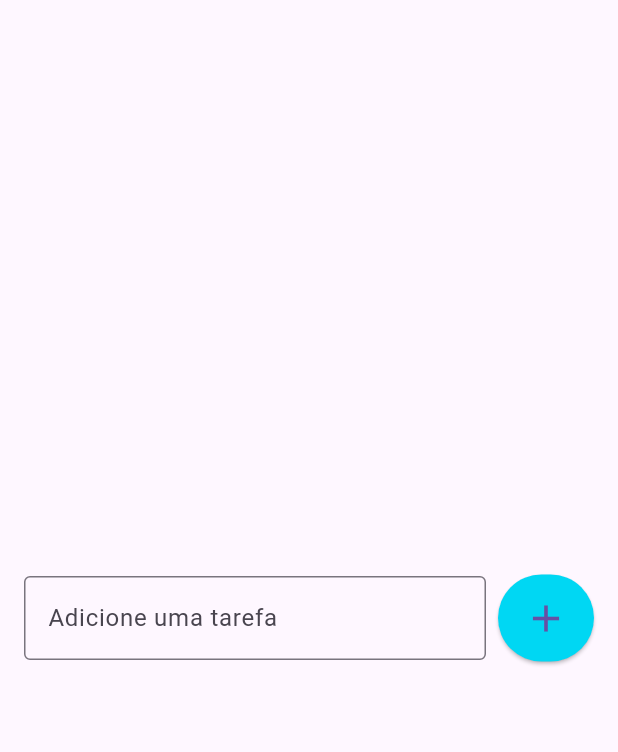
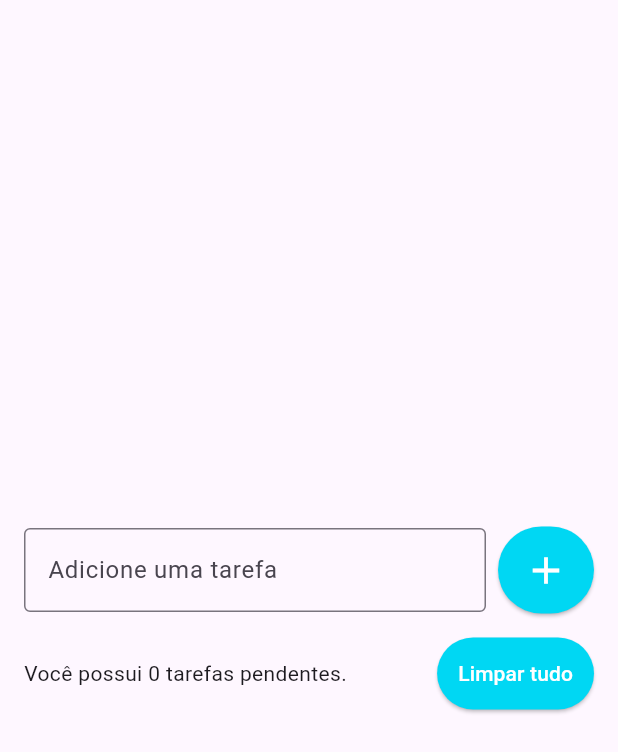
Before and after one commit to niltinfilho/curso-flutter-startto, a Flutter app: the screen it shows after launch, on a phone screen of 412 x 824 dp. Shown: the top 752 px of the screen. Run offline on Flutter 3.47's test engine with Material 3 defaults, Android fonts, the phone set to English and light mode, and no system bars.

Commit message:
Botão de Limpar Tudo

```diff
--- a/todo_list/lib/pages/todo_list_page.dart
+++ b/todo_list/lib/pages/todo_list_page.dart
@@ -11,7 +11,10 @@ class TodoListPage extends StatelessWidget {
       body: Center(
         child: Padding(
           padding: const EdgeInsets.symmetric(horizontal: 16.0),
-          child: Row(
+          child: Column(
+            mainAxisSize: MainAxisSize.min,
+            children: [
+              Row(
                 children: [
                   Expanded(
                     child: TextField(
@@ -32,7 +35,34 @@ class TodoListPage extends StatelessWidget {
                     child: Icon(
                       Icons.add,
                       size: 30,
+                      color: Colors.white,
                     ),
+                  ),
+                ],
+              ),
+              SizedBox(
+                height: 16,
+              ),
+              Row(
+                children: [
+                  Expanded(
+                    child: Text(
+                      'Você possui 0 tarefas pendentes.',
+                    ),
+                  ),
+                  SizedBox(width: 8),
+                  ElevatedButton(
+                    onPressed: () {},
+                    style: ElevatedButton.styleFrom(
+                      backgroundColor: Color(0xff00d7f3),
+                      padding: EdgeInsets.all(14),
+                    ),
+                    child: Text(
+                      'Limpar tudo',
+                      style: TextStyle(color: Colors.white),
+                    ),
+                  ),
+                ],
               ),
             ],
           ),
```
Lines whose indentation alone changed are shown as unchanged.
